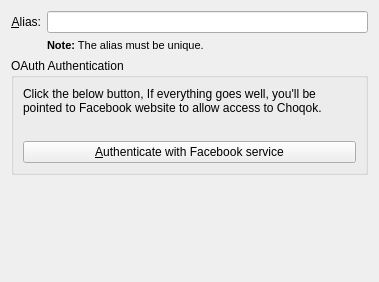
Before: the Qt Designer form microblogs/facebook/facebookeditaccount_base.ui in pankajb64/Choqok-Facebook-Plugin-Trial, drawn with Qt 5.
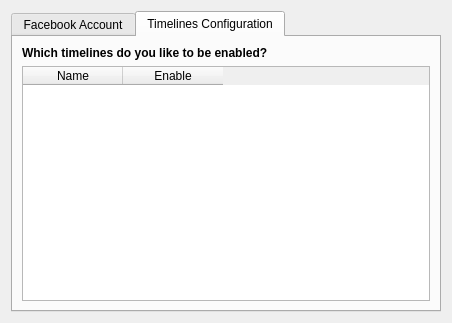
After: the same form once the commit is applied. The open tabs and pages were chosen to show the change. Custom widgets are drawn as their Qt base class.

Commit message: Added Support for Timelines

```diff
--- a/microblogs/facebook/facebookeditaccount_base.ui
+++ b/microblogs/facebook/facebookeditaccount_base.ui
@@ -9,8 +9,8 @@
    <rect>
     <x>0</x>
     <y>0</y>
-    <width>379</width>
-    <height>282</height>
+    <width>452</width>
+    <height>323</height>
    </rect>
   </property>
   <property name="windowTitle">
@@ -19,8 +19,18 @@
   <property name="toolTip">
    <string/>
   </property>
+  <layout class="QVBoxLayout" name="verticalLayout">
+   <item>
+    <widget class="KTabWidget" name="tabwidget">
+     <property name="currentIndex">
+      <number>0</number>
+     </property>
+     <widget class="QWidget" name="tabAccount">
+      <attribute name="title">
+       <string>Facebook Account</string>
+      </attribute>
   <layout class="QGridLayout" name="gridLayout">
-   <item row="0" column="0">
+       <item row="2" column="0">
     <widget class="QLabel" name="label_3">
      <property name="text">
       <string>&amp;Alias:</string>
@@ -33,7 +43,7 @@
      </property>
     </widget>
    </item>
-   <item row="0" column="1">
+       <item row="2" column="1">
     <widget class="KLineEdit" name="kcfg_alias">
      <property name="toolTip">
       <string>The account alias</string>
@@ -43,7 +53,7 @@
      </property>
     </widget>
    </item>
-   <item row="1" column="1">
+       <item row="3" column="1">
     <widget class="QLabel" name="label">
      <property name="sizePolicy">
       <sizepolicy hsizetype="Preferred" vsizetype="Maximum">
@@ -53,10 +63,10 @@
      </property>
      <property name="text">
       <string>&lt;!DOCTYPE HTML PUBLIC &quot;-//W3C//DTD HTML 4.0//EN&quot; &quot;http://www.w3.org/TR/REC-html40/strict.dtd&quot;&gt;
-&lt;html&gt;&lt;head&gt;&lt;meta name=&quot;qrichtext&quot; content=&quot;1&quot; /&gt;&lt;style type=&quot;text/css&quot;&gt;
-p, li { white-space: pre-wrap; }
-&lt;/style&gt;&lt;/head&gt;&lt;body style=&quot; font-family:'DejaVu Sans'; font-size:9pt; font-weight:400; font-style:normal;&quot;&gt;
-&lt;p style=&quot; margin-top:0px; margin-bottom:0px; margin-left:0px; margin-right:0px; -qt-block-indent:0; text-indent:0px;&quot;&gt;&lt;span style=&quot; font-size:8pt; font-weight:600;&quot;&gt;Note:&lt;/span&gt;&lt;span style=&quot; font-size:8pt;&quot;&gt; The alias must be unique.&lt;/span&gt;&lt;/p&gt;&lt;/body&gt;&lt;/html&gt;</string>
+	&lt;html&gt;&lt;head&gt;&lt;meta name=&quot;qrichtext&quot; content=&quot;1&quot; /&gt;&lt;style type=&quot;text/css&quot;&gt;
+	p, li { white-space: pre-wrap; }
+	&lt;/style&gt;&lt;/head&gt;&lt;body style=&quot; font-family:'DejaVu Sans'; font-size:9pt; font-weight:400; font-style:normal;&quot;&gt;
+	&lt;p style=&quot; margin-top:0px; margin-bottom:0px; margin-left:0px; margin-right:0px; -qt-block-indent:0; text-indent:0px;&quot;&gt;&lt;span style=&quot; font-size:8pt; font-weight:600;&quot;&gt;Note:&lt;/span&gt;&lt;span style=&quot; font-size:8pt;&quot;&gt; The alias must be unique.&lt;/span&gt;&lt;/p&gt;&lt;/body&gt;&lt;/html&gt;</string>
      </property>
      <property name="alignment">
       <set>Qt::AlignLeading|Qt::AlignLeft|Qt::AlignTop</set>
@@ -66,7 +76,7 @@
      </property>
     </widget>
    </item>
-   <item row="2" column="0" colspan="2">
+       <item row="4" column="0" colspan="2">
     <widget class="QGroupBox" name="kcfg_credentialsBox">
      <property name="title">
       <string>OAuth Authentication </string>
@@ -118,7 +128,7 @@
      </layout>
     </widget>
    </item>
-   <item row="3" column="0" colspan="2">
+       <item row="5" column="0" colspan="2">
     <spacer name="verticalSpacer">
      <property name="orientation">
       <enum>Qt::Vertical</enum>
@@ -133,22 +143,66 @@
    </item>
   </layout>
  </widget>
+     <widget class="QWidget" name="tabTimelines">
+      <attribute name="title">
+       <string>Timelines Configuration</string>
+      </attribute>
+      <layout class="QVBoxLayout" name="verticalLayout_2">
+       <item>
+        <widget class="QLabel" name="label_6">
+         <property name="font">
+          <font>
+           <weight>75</weight>
+           <bold>true</bold>
+          </font>
+         </property>
+         <property name="text">
+          <string>Which timelines do you like to be enabled?</string>
+         </property>
+        </widget>
+       </item>
+       <item>
+        <widget class="QTableWidget" name="timelinesTable">
+         <column>
+          <property name="text">
+           <string>Name</string>
+          </property>
+         </column>
+         <column>
+          <property name="text">
+           <string>Enable</string>
+          </property>
+         </column>
+        </widget>
+       </item>
+      </layout>
+     </widget>
+    </widget>
+   </item>
+  </layout>
+ </widget>
  <customwidgets>
-  <customwidget>
-   <class>KLed</class>
-   <extends>QWidget</extends>
-   <header>kled.h</header>
-  </customwidget>
-  <customwidget>
-   <class>KPushButton</class>
-   <extends>QPushButton</extends>
-   <header>kpushbutton.h</header>
-  </customwidget>
   <customwidget>
    <class>KLineEdit</class>
    <extends>QLineEdit</extends>
    <header>klineedit.h</header>
   </customwidget>
+  <customwidget>
+   <class>KPushButton</class>
+   <extends>QPushButton</extends>
+   <header>kpushbutton.h</header>
+  </customwidget>
+  <customwidget>
+   <class>KLed</class>
+   <extends>QWidget</extends>
+   <header>kled.h</header>
+  </customwidget>
+  <customwidget>
+   <class>KTabWidget</class>
+   <extends>QTabWidget</extends>
+   <header>ktabwidget.h</header>
+   <container>1</container>
+  </customwidget>
  </customwidgets>
  <resources/>
  <connections/>
```
Lines whose indentation alone changed are shown as unchanged. The commit also changes 16 other files.
